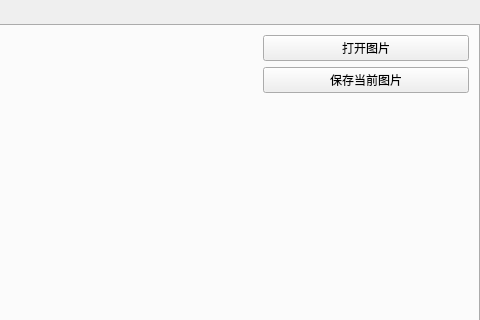
Above: mainwindow.ui from WoaW04/Misc_steg_tool before the change; both pictures show x 420 to 900 and y 0 to 320 of the 900 by 600 pixel window. Below: the same form after it.
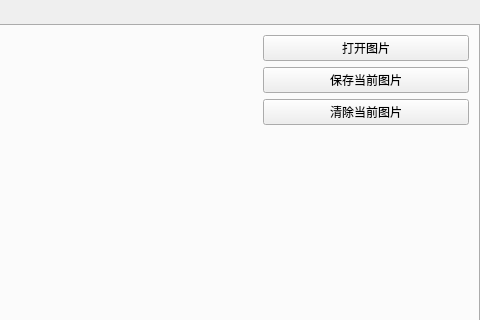
That is the form after the change.

Commit message:
添加删除当前图片的功能
未完善

The edit to the form file:
```diff
--- a/mainwindow.ui
+++ b/mainwindow.ui
@@ -107,6 +107,13 @@
                </property>
               </widget>
              </item>
+             <item>
+              <widget class="QPushButton" name="CleanCurrentImg">
+               <property name="text">
+                <string>清除当前图片</string>
+               </property>
+              </widget>
+             </item>
             </layout>
            </item>
            <item>
```
The commit also changes 1 other file.
